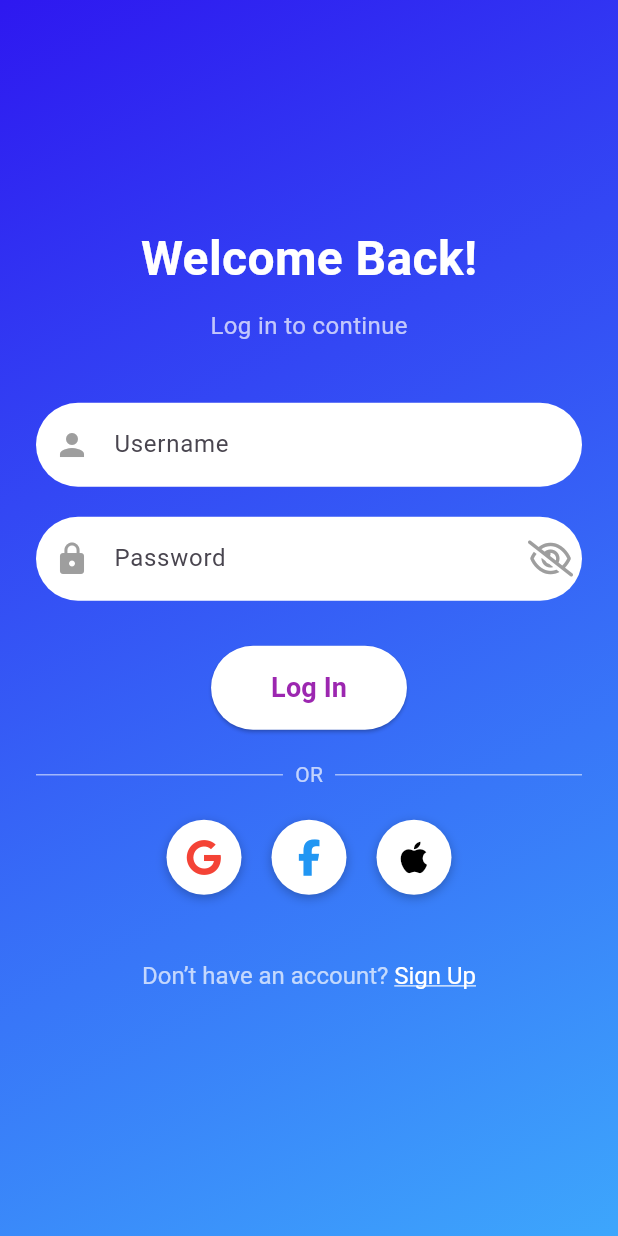
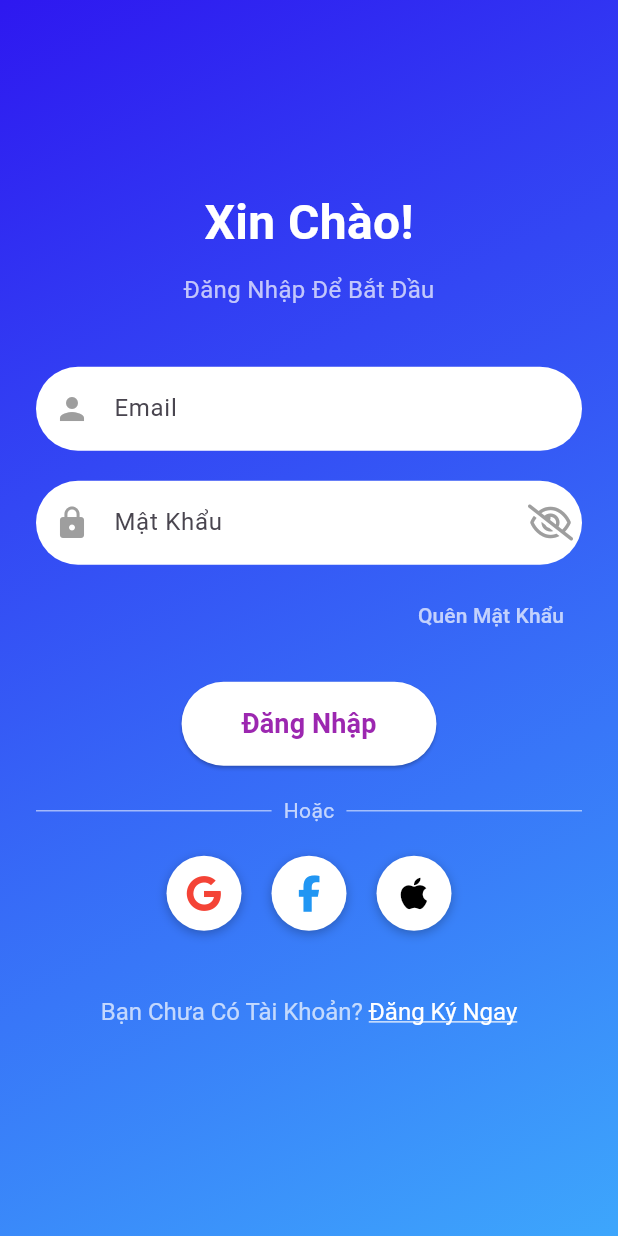
Before and after one commit to HuyXinLoi/TicketPlaneApp, a Flutter app: the SignUpScreen screen opened by its route, after a tap on an icon or button, on a phone screen of 412 x 824 dp. Run offline on Flutter 3.47's test engine with Material 3 defaults, Android fonts, the light colour scheme and no system bars; our stand-ins replace another_flushbar, bloc, cloud_firestore, connectivity_plus, equatable, firebase_auth and 10 more; missing offline and left inert: flutter_facebook_auth; accounts and stored records are empty; network calls fail.

Commit message:
done login UI and bloc

```diff
--- a/ticket_plane_app/lib/base/route.dart
+++ b/ticket_plane_app/lib/base/route.dart
@@ -1,4 +1,5 @@
 import 'package:go_router/go_router.dart';
+import 'package:ticket_plane_app/screen/forgotpassword/forgot_passsword_screen.dart';
 import 'package:ticket_plane_app/screen/infomationsingup/screen/infomation_signup_screen.dart';
 import 'package:ticket_plane_app/screen/introduction/introduction_screen.dart';
 import 'package:ticket_plane_app/screen/login/data/login_gg.dart';
@@ -49,6 +50,11 @@ class AppRouter {
         builder: (context, state) =>
             UserInfoScreen(userId: state.pathParameters['userId']!),
       ),
+      GoRoute(
+        path: '/forgot-password',
+        name: 'forgot-password',
+        builder: (context, state) => const ForgotPasswordScreen(),
+      ),
     ],
   );
 }
--- a/ticket_plane_app/lib/main.dart
+++ b/ticket_plane_app/lib/main.dart
@@ -3,6 +3,7 @@ import 'package:firebase_core/firebase_core.dart';
 import 'package:flutter/material.dart';
 import 'package:flutter_bloc/flutter_bloc.dart';
 import 'package:ticket_plane_app/base/route.dart';
+import 'package:ticket_plane_app/screen/forgotpassword/bloc/forgot_password_bloc.dart';
 import 'package:ticket_plane_app/screen/infomationsingup/bloc/infomation_signup_bloc.dart';
 import 'package:ticket_plane_app/screen/infomationsingup/data/user_info_repository.dart';
 import 'package:ticket_plane_app/screen/login/bloc/login_bloc.dart';
@@ -35,6 +36,8 @@ class MainApp extends StatelessWidget {
           create: (context) => UserInfoBloc(
               userInfoRepository: UserInfoRepository(), userId: ''),
         ),
+        BlocProvider<ForgotPasswordBloc>(
+            create: (context) => ForgotPasswordBloc()),
         // Thêm các BLoC khác nếu cần
       ],
       child: MaterialApp.router(
--- /dev/null
+++ b/ticket_plane_app/lib/screen/forgotpassword/bloc/forgot_password_bloc.dart
@@ -0,0 +1,61 @@
+import 'package:bloc/bloc.dart';
+import 'package:equatable/equatable.dart';
+import 'package:firebase_auth/firebase_auth.dart';
+import 'package:cloud_firestore/cloud_firestore.dart';
+
+part 'forgot_password_event.dart';
+part 'forgot_password_state.dart';
+
+class ForgotPasswordBloc
+    extends Bloc<ForgotPasswordEvent, ForgotPasswordState> {
+  final FirebaseAuth _auth = FirebaseAuth.instance;
+  final FirebaseFirestore _firestore = FirebaseFirestore.instance;
+
+  ForgotPasswordBloc() : super(ForgotPasswordInitial()) {
+    on<ForgotPasswordEmailSubmitted>(_onForgotPasswordEmailSubmitted);
+  }
+
+  Future<void> _onForgotPasswordEmailSubmitted(
+    ForgotPasswordEmailSubmitted event,
+    Emitter<ForgotPasswordState> emit,
+  ) async {
+    final isEmailValid = _validateEmail(event.email);
+    emit(ForgotPasswordLoading());
+
+    if (event.email.isEmpty) {
+      emit(ForgotPasswordFailure(error: 'Không Có Email Mà Đòi Gửi :)?'));
+    }
+
+    if (!isEmailValid) {
+      emit(ForgotPasswordFailure(
+          error: 'Vui Lòng Nhập Đúng Định Dạng Email :)?'));
+      return;
+    }
+
+    try {
+      final email = event.email;
+      final querySnapshot = await _firestore
+          .collection('users')
+          .where('email', isEqualTo: email)
+          .get();
+
+      if (querySnapshot.docs.isEmpty) {
+        emit(const ForgotPasswordFailure(
+            error: 'Tài Khoản Này Chưa Được Đăng Ký'));
+        return;
+      }
+      await _auth.sendPasswordResetEmail(email: email);
+      emit(ForgotPasswordSuccess());
+    } on FirebaseAuthException catch (e) {
+      emit(ForgotPasswordFailure(error: e.message ?? 'Firebase error.'));
+    } catch (e) {
+      emit(ForgotPasswordFailure(error: e.toString()));
+    }
+  }
+}
+
+bool _validateEmail(String email) {
+  return RegExp(
+          r"^[a-zA-Z0-9.a-zA-Z0-9.!#$%&'*+-/=?^_`{|}~]+@[a-zA-Z0-9]+\.[a-zA-Z]+")
+      .hasMatch(email);
+}
--- /dev/null
+++ b/ticket_plane_app/lib/screen/forgotpassword/bloc/forgot_password_event.dart
@@ -0,0 +1,17 @@
+part of 'forgot_password_bloc.dart';
+
+sealed class ForgotPasswordEvent extends Equatable {
+  const ForgotPasswordEvent();
+
+  @override
+  List<Object> get props => [];
+}
+
+class ForgotPasswordEmailSubmitted extends ForgotPasswordEvent {
+  final String email;
+
+  const ForgotPasswordEmailSubmitted({required this.email});
+
+  @override
+  List<Object> get props => [email];
+}
--- /dev/null
+++ b/ticket_plane_app/lib/screen/forgotpassword/bloc/forgot_password_state.dart
@@ -0,0 +1,23 @@
+part of 'forgot_password_bloc.dart';
+
+sealed class ForgotPasswordState extends Equatable {
+  const ForgotPasswordState();
+
+  @override
+  List<Object> get props => [];
+}
+
+final class ForgotPasswordInitial extends ForgotPasswordState {}
+
+final class ForgotPasswordLoading extends ForgotPasswordState {}
+
+final class ForgotPasswordSuccess extends ForgotPasswordState {}
+
+final class ForgotPasswordFailure extends ForgotPasswordState {
+  final String error;
+
+  const ForgotPasswordFailure({required this.error});
+
+  @override
+  List<Object> get props => [error];
+}
--- a/ticket_plane_app/lib/screen/introduction/introduction_screen.dart
+++ b/ticket_plane_app/lib/screen/introduction/introduction_screen.dart
@@ -13,7 +13,7 @@ class OnBoardingPageState extends State<OnBoardingPage> {
   final introKey = GlobalKey<IntroductionScreenState>();
 
   void _onIntroEnd(BuildContext context) {
-    context.go('/login'); // Điều hướng đến trang login
+    context.go('/login');
   }
 
   Widget _buildImage(String assetName, [double width = 300]) {
--- a/ticket_plane_app/lib/screen/login/bloc/login_event.dart
+++ b/ticket_plane_app/lib/screen/login/bloc/login_event.dart
@@ -44,7 +44,6 @@ class LoginWithFacebookPressed extends LoginEvent {
 
 class LoginWithApplePressed extends LoginEvent {}
 
-// Thêm các event cho việc validate
 class LoginEmailValidationChanged extends LoginEvent {
   final String email;
 
--- a/ticket_plane_app/lib/screen/login/login_screen.dart
+++ b/ticket_plane_app/lib/screen/login/login_screen.dart
@@ -43,7 +43,7 @@ class _LoginScreenState extends State<LoginScreen> {
     bool authenticated = false;
     try {
       authenticated = await auth.authenticate(
-        localizedReason: 'Scan your fingerprint to authenticate',
+        localizedReason: 'Quét Vân Tay Để Đăng Nhập',
         options: const AuthenticationOptions(
           stickyAuth: true,
           biometricOnly: true,
@@ -52,7 +52,7 @@ class _LoginScreenState extends State<LoginScreen> {
     } catch (e) {
       print(e);
       Flushbar(
-        message: "Error during biometric authentication",
+        message: "Vân Tay Cùi Bắp",
         margin: const EdgeInsets.all(8),
         borderRadius: BorderRadius.circular(8),
         backgroundColor: Colors.redAccent,
@@ -71,7 +71,7 @@ class _LoginScreenState extends State<LoginScreen> {
       context.go('/nav');
     } else {
       Flushbar(
-        message: "Authentication Failed",
+        message: "Đăng Nhập Thất Bại",
         margin: const EdgeInsets.all(8),
         borderRadius: BorderRadius.circular(8),
         backgroundColor: Colors.redAccent,
@@ -95,7 +95,7 @@ class _LoginScreenState extends State<LoginScreen> {
             context.go('/nav');
           } else if (state.status == LoginStates.failure) {
             Flushbar(
-              message: state.errorMessage ?? 'Login Failed',
+              message: state.errorMessage ?? 'Đăng Nhập Thất Bại',
               margin: const EdgeInsets.all(8),
               borderRadius: BorderRadius.circular(8),
               backgroundColor: Colors.redAccent,
@@ -127,7 +127,9 @@ class _LoginScreenState extends State<LoginScreen> {
                         _buildEmailField(),
                         const SizedBox(height: 20),
                         _buildPasswordField(),
-                        const SizedBox(height: 30),
+                        const SizedBox(height: 10),
+                        _buildForgotPasswordLink(),
+                        const SizedBox(height: 20),
                         Row(
                           mainAxisAlignment: MainAxisAlignment.center,
                           children: [
@@ -175,7 +177,7 @@ class _LoginScreenState extends State<LoginScreen> {
     return Column(
       children: [
         Text(
-          _username.isNotEmpty ? 'Welcome Back, $_username!' : 'Welcome Back!',
+          _username.isNotEmpty ? 'Chào Mừng, $_username!' : 'Xin Chào!',
           style: const TextStyle(
             fontSize: 32,
             fontWeight: FontWeight.bold,
@@ -184,7 +186,7 @@ class _LoginScreenState extends State<LoginScreen> {
         ),
         const SizedBox(height: 10),
         const Text(
-          'Log in to continue',
+          'Đăng Nhập Để Bắt Đầu',
           style: TextStyle(
             fontSize: 16,
             color: Colors.white70,
@@ -208,7 +210,7 @@ class _LoginScreenState extends State<LoginScreen> {
           decoration: InputDecoration(
             filled: true,
             fillColor: Colors.white,
-            hintText: 'Username',
+            hintText: 'Email',
             prefixIcon: const Icon(Icons.person, color: Colors.grey),
             border: OutlineInputBorder(
               borderRadius: BorderRadius.circular(30),
@@ -237,7 +239,7 @@ class _LoginScreenState extends State<LoginScreen> {
           decoration: InputDecoration(
             filled: true,
             fillColor: Colors.white,
-            hintText: 'Password',
+            hintText: 'Mật Khẩu',
             prefixIcon: const Icon(Icons.lock, color: Colors.grey),
             suffixIcon: IconButton(
               icon: Icon(
@@ -283,7 +285,7 @@ class _LoginScreenState extends State<LoginScreen> {
                   ),
                 ),
                 child: const Text(
-                  'Log In',
+                  'Đăng Nhập',
                   style: TextStyle(
                     fontSize: 18,
                     fontWeight: FontWeight.bold,
@@ -315,7 +317,7 @@ class _LoginScreenState extends State<LoginScreen> {
         Padding(
           padding: EdgeInsets.symmetric(horizontal: 8.0),
           child: Text(
-            'OR',
+            'Hoặc',
             style: TextStyle(color: Colors.white70),
           ),
         ),
@@ -371,14 +373,14 @@ class _LoginScreenState extends State<LoginScreen> {
       },
       child: RichText(
         text: const TextSpan(
-          text: 'Don’t have an account? ',
+          text: 'Bạn Chưa Có Tài Khoản? ',
           style: TextStyle(
             color: Colors.white70,
             fontSize: 16,
           ),
           children: [
             TextSpan(
-              text: 'Sign Up',
+              text: 'Đăng Ký Ngay',
               style: TextStyle(
                 color: Colors.white,
                 fontSize: 16,
@@ -386,6 +388,21 @@ class _LoginScreenState extends State<LoginScreen> {
               ),
             ),
           ],
+        ),
+      ),
+    );
+  }
+
+  Widget _buildForgotPasswordLink() {
+    return Align(
+      alignment: Alignment.centerRight,
+      child: TextButton(
+        onPressed: () {
+          context.go('/forgot-password');
+        },
+        child: const Text(
+          'Quên Mật Khẩu',
+          style: TextStyle(color: Colors.white70),
         ),
       ),
     );
--- a/ticket_plane_app/lib/screen/sign_up/bloc/sign_up_bloc.dart
+++ b/ticket_plane_app/lib/screen/sign_up/bloc/sign_up_bloc.dart
@@ -121,19 +121,16 @@ class SignupBloc extends Bloc<SignupEvent, SignupState> {
   }
 
   bool _validateEmail(String email) {
-    // Sử dụng biểu thức chính quy để kiểm tra email
     return RegExp(
             r"^[a-zA-Z0-9.a-zA-Z0-9.!#$%&'*+-/=?^_`{|}~]+@[a-zA-Z0-9]+\.[a-zA-Z]+")
         .hasMatch(email);
   }
 
   bool _validatePassword(String password) {
-    // Kiểm tra độ dài mật khẩu
     return password.length >= 6;
   }
 
   bool _validateConfirmPassword(String confirmPassword, String password) {
-    // Kiểm tra mật khẩu và mật khẩu xác nhận
     return confirmPassword == password;
   }
 }
--- a/ticket_plane_app/lib/screen/sign_up/sign_up_screen.dart
+++ b/ticket_plane_app/lib/screen/sign_up/sign_up_screen.dart
@@ -39,7 +39,7 @@ class _SignUpScreenState extends State<SignUpScreen> {
             }
           } else if (state.status == SignupStatus.failure) {
             Flushbar(
-              message: state.errorMessage ?? 'Login Failed',
+              message: state.errorMessage ?? 'Đăng Nhập Thất Bại',
               margin: const EdgeInsets.all(8),
               borderRadius: BorderRadius.circular(8),
               backgroundColor: Colors.redAccent,
@@ -55,9 +55,7 @@ class _SignUpScreenState extends State<SignUpScreen> {
         },
         child: Stack(
           children: [
-            // Background gradient
             _buildBackgroundGradient(),
-            // Main content
             Center(
               child: SingleChildScrollView(
                 child: Padding(
@@ -68,26 +66,20 @@ class _SignUpScreenState extends State<SignUpScreen> {
                       mainAxisAlignment: MainAxisAlignment.center,
                       crossAxisAlignment: CrossAxisAlignment.center,
                       children: [
-                        // Logo or Title
                         _buildTitle(),
                         const SizedBox(height: 40),
-                        // Email, password, and confirm password fields
                         _buildEmailField(),
                         const SizedBox(height: 20),
                         _buildPasswordField(),
                         const SizedBox(height: 20),
                         _buildConfirmPasswordField(),
                         const SizedBox(height: 30),
-                        // Sign up button
                         _buildSignUpButton(),
                         const SizedBox(height: 20),
-                        // Divider
                         _buildDivider(),
                         const SizedBox(height: 20),
-                        // Social login buttons
                         _buildSocialLoginButtons(context),
                         const SizedBox(height: 30),
-                        // Sign in link
                         _buildSignInLink(),
                       ],
                     ),
@@ -120,7 +112,7 @@ class _SignUpScreenState extends State<SignUpScreen> {
     return Column(
       children: [
         const Text(
-          'Create Account',
+          'Tạo Tài Khoản',
           style: TextStyle(
             fontSize: 32,
             fontWeight: FontWeight.bold,
@@ -129,7 +121,7 @@ class _SignUpScreenState extends State<SignUpScreen> {
         ),
         const SizedBox(height: 10),
         const Text(
-          'Sign up to get started',
+          'Đăng Nhập Để Bắt Đầu',
           style: TextStyle(
             fontSize: 16,
             color: Colors.white70,
@@ -182,7 +174,7 @@ class _SignUpScreenState extends State<SignUpScreen> {
           decoration: InputDecoration(
             filled: true,
             fillColor: Colors.white,
-            hintText: 'Password',
+            hintText: 'Mật Khẩu',
             prefixIcon: const Icon(Icons.lock, color: Colors.grey),
             suffixIcon: IconButton(
               icon: Icon(
@@ -224,7 +216,7 @@ class _SignUpScreenState extends State<SignUpScreen> {
           decoration: InputDecoration(
             filled: true,
             fillColor: Colors.white,
-            hintText: 'Confirm Password',
+            hintText: 'Xác Nhận Mật Khẩu',
             prefixIcon: const Icon(Icons.lock, color: Colors.grey),
             suffixIcon: IconButton(
               icon: Icon(
@@ -270,7 +262,7 @@ class _SignUpScreenState extends State<SignUpScreen> {
                   ),
                 ),
                 child: const Text(
-                  'Sign Up',
+                  'Đăng Ký',
                   style: TextStyle(
                     fontSize: 18,
                     fontWeight: FontWeight.bold,
@@ -293,7 +285,7 @@ class _SignUpScreenState extends State<SignUpScreen> {
         Padding(
           padding: EdgeInsets.symmetric(horizontal: 8.0),
           child: Text(
-            'OR',
+            'Hoặc',
             style: TextStyle(color: Colors.white70),
           ),
         ),
```
Also changed, not shown: ticket_plane_app/lib/screen/forgotpassword/forgot_passsword_screen.dart (added, +175 -0 lines), ticket_plane_app/lib/screen/infomationsingup/bloc/infomation_signup_bloc.dart (+29 -13 lines), ticket_plane_app/lib/screen/infomationsingup/screen/infomation_signup_screen.dart (+32 -51 lines), ticket_plane_app/lib/screen/login/bloc/login_bloc.dart (+9 -37 lines), ticket_plane_app/lib/screen/navigationbar/bottom_navigationbar_screen.dart (+0 -8 lines), ticket_plane_app/lib/screen/profile/profile_screen.dart (+34 -3 lines), ticket_plane_app/lib/screen/splash/splash_screen.dart (+4 -8 lines).
